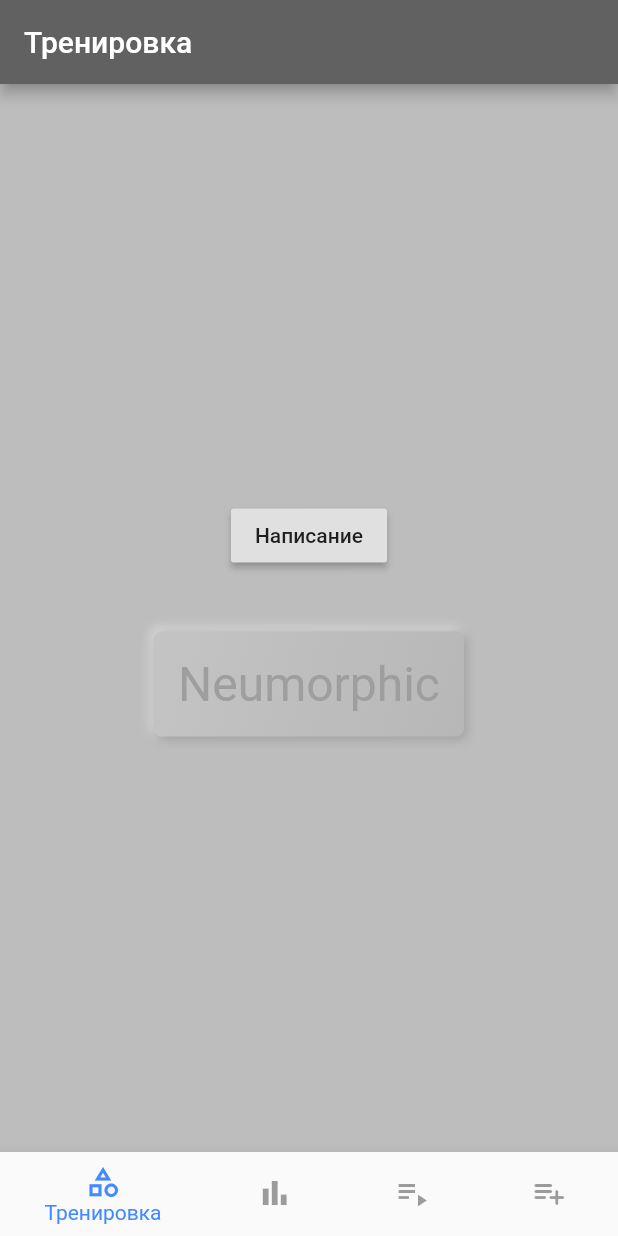
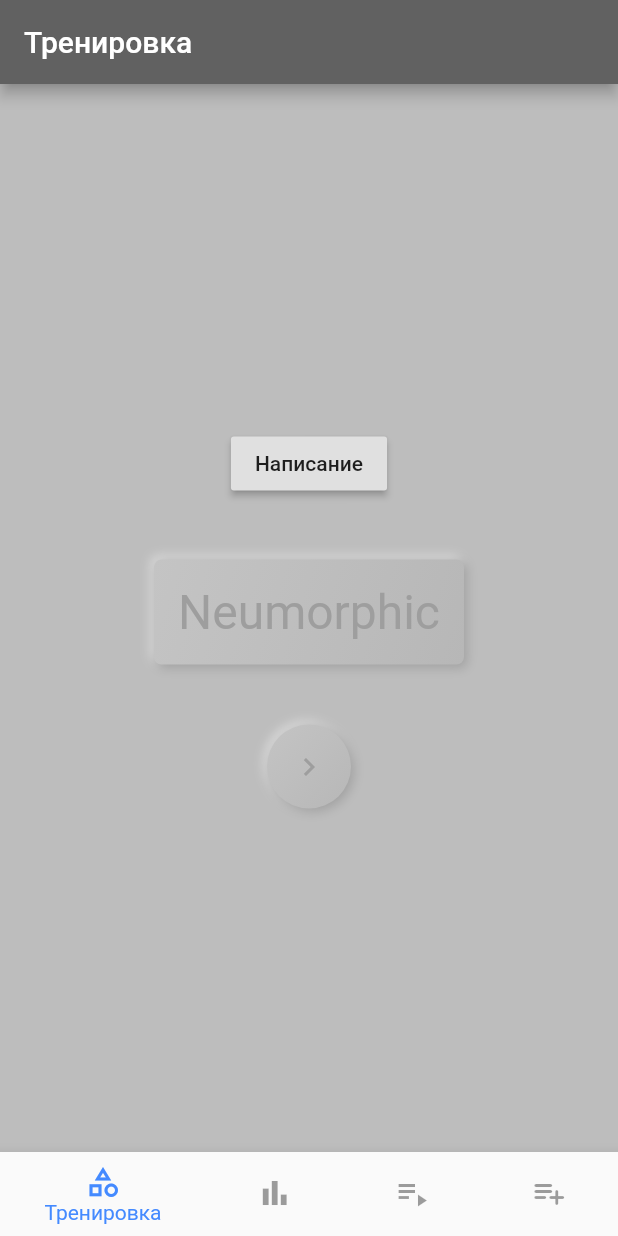
Before and after one commit to dm-uporov/worderful, a Flutter app: the screen it shows after launch, on a phone screen of 412 x 824 dp. Run offline on Flutter 3.47's test engine with Material 2 defaults, Android fonts, the phone set to English and light mode, and no system bars; our stand-ins replace hive, hive_flutter; accounts and stored records are empty; generated files the repository leaves out were written again.

```diff
--- a/lib/screen/home/statistics.dart
+++ b/lib/screen/home/statistics.dart
@@ -1,4 +1,5 @@
 import 'package:flutter/material.dart';
+import 'package:words_remember/utils/NeumorphicRipplesBoard.dart';
 
 class StatisticsScreen extends StatefulWidget {
   const StatisticsScreen({Key key}) : super(key: key);
@@ -10,8 +11,6 @@ class StatisticsScreen extends StatefulWidget {
 class _StatisticsScreenState extends State<StatisticsScreen> {
   @override
   Widget build(BuildContext context) {
-    return Center(
-      child: Text("WIP"),
-    );
+    return NeomorphicRipplesBoard();
   }
 }
--- a/lib/screen/home/training.dart
+++ b/lib/screen/home/training.dart
@@ -30,6 +30,14 @@ class _TrainingScreenState extends State<TrainingScreen> {
               style: TextStyle(fontSize: 32.0, color: Colors.grey.shade500),
             ),
           ),
+          Padding(padding: EdgeInsets.only(top: 40.0)),
+          NeumorphicContainer(
+            child: Icon(
+              Icons.keyboard_arrow_right,
+              color: Colors.grey.shade500,
+            ),
+            radius: 100,
+          ),
         ],
       ),
     );
--- a/lib/utils/NeumorphicContainer.dart
+++ b/lib/utils/NeumorphicContainer.dart
@@ -1,18 +1,24 @@
 import 'package:flutter/material.dart';
 
 class NeumorphicContainer extends StatefulWidget {
-  const NeumorphicContainer({Key key, this.child}) : super(key: key);
+  const NeumorphicContainer({Key key, this.child, this.radius = 5.0})
+      : super(key: key);
 
   final Widget child;
+  final double radius;
 
   @override
-  _NeumorphicContainerState createState() => _NeumorphicContainerState(child);
+  _NeumorphicContainerState createState() => _NeumorphicContainerState(
+        child,
+        radius,
+      );
 }
 
 class _NeumorphicContainerState extends State<NeumorphicContainer> {
-  _NeumorphicContainerState(this.child);
+  _NeumorphicContainerState(this.child, this.radius);
 
   final Widget child;
+  final double radius;
 
   final bevel = 5.0;
   final blurOffset = Offset(2.0, 2.0);
@@ -27,11 +33,11 @@ class _NeumorphicContainerState extends State<NeumorphicContainer> {
   Widget build(BuildContext context) {
     return TweenAnimationBuilder(
       tween: Tween<double>(
-        begin: pressed ? 1.0 : 0.0,
-        end: pressed ? 0.0 : 1.0,
+        begin: pressed ? 1.0 : -1.0,
+        end: pressed ? -1.0 : 1.0,
       ),
       curve: Curves.easeOutCubic,
-      duration: Duration(milliseconds: 200),
+      duration: Duration(milliseconds: 300),
       builder: (context, value, child) {
         return GestureDetector(
           onTapDown: (details) {
@@ -92,11 +98,19 @@ class _NeumorphicContainerState extends State<NeumorphicContainer> {
       padding: EdgeInsets.all(16.0),
       child: child,
       decoration: BoxDecoration(
-        borderRadius: BorderRadius.circular(bevel),
+        borderRadius: BorderRadius.circular(radius),
         color: Colors.grey.shade400,
         boxShadow: [
-          BoxShadow(blurRadius: bevel * shadowCoefficient, offset: lightOffset, color: lightColor),
-          BoxShadow(blurRadius: bevel * shadowCoefficient, offset: darkOffset, color: darkColor)
+          BoxShadow(
+            blurRadius: bevel * shadowCoefficient.abs(),
+            offset: lightOffset,
+            color: lightColor,
+          ),
+          BoxShadow(
+            blurRadius: bevel * shadowCoefficient.abs(),
+            offset: darkOffset,
+            color: darkColor,
+          )
         ],
         gradient: LinearGradient(
           begin: Alignment.topLeft,
```
Also changed, not shown: lib/utils/NeumorphicRipplesBoard.dart (added, +143 -0 lines).
